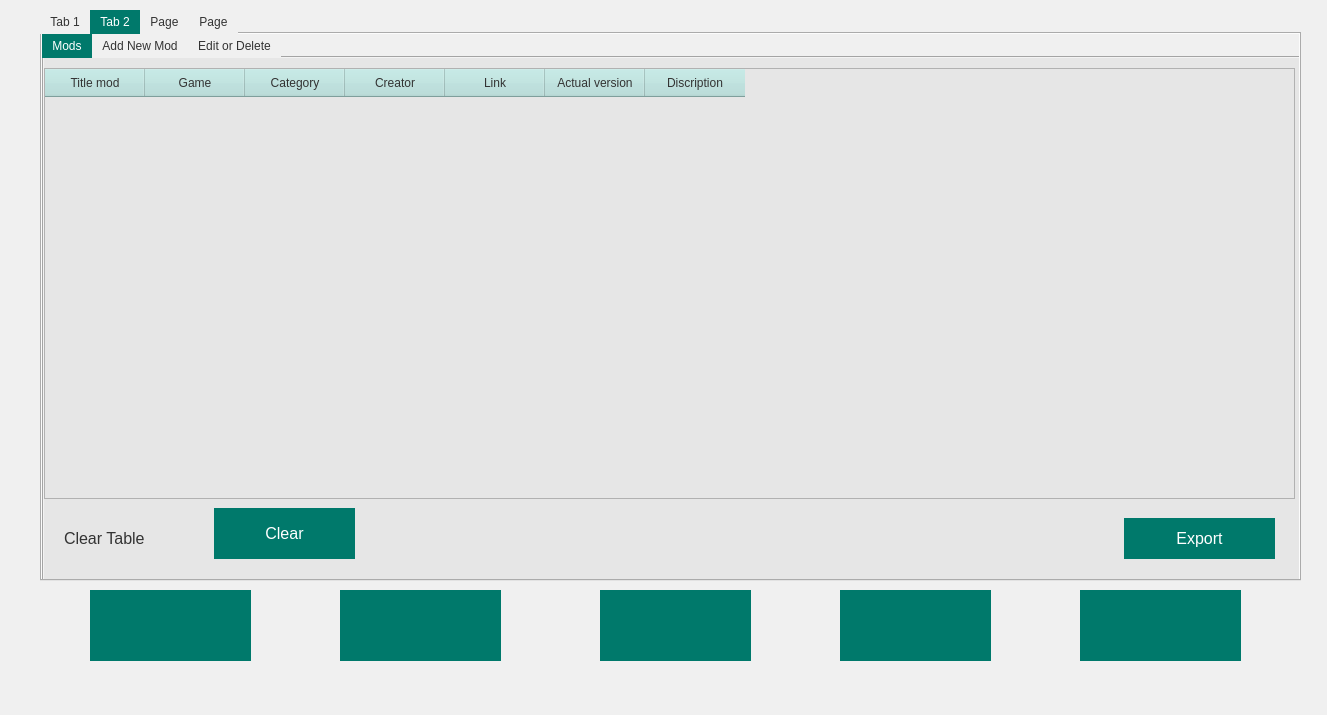
Above: ModPyQt5/untitled.ui from NikkoSal/ModsPyQT before the change. Below: the same form after it.
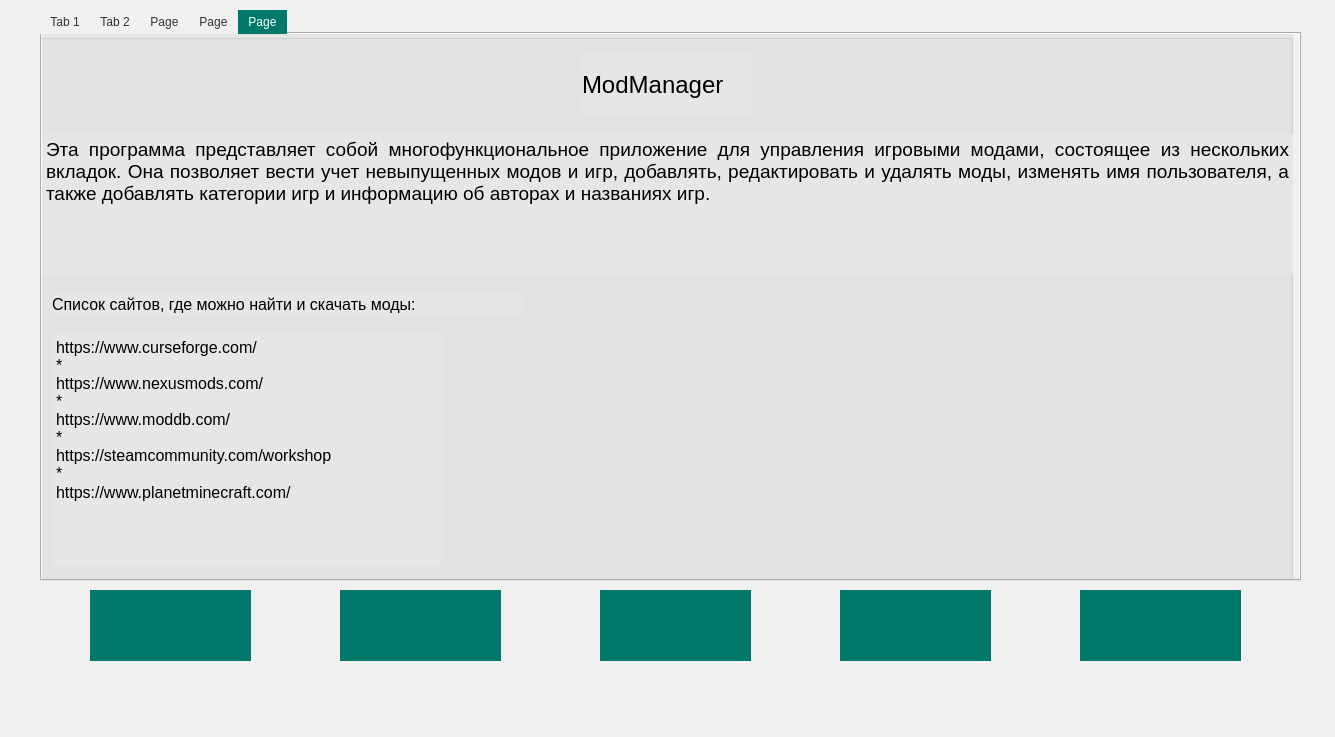
That is the form after the change. The open tabs and pages were chosen to show the change. Icons and pictures are not drawn.

Patch:
```diff
--- a/ModPyQt5/untitled.ui
+++ b/ModPyQt5/untitled.ui
@@ -6,8 +6,8 @@
    <rect>
     <x>0</x>
     <y>0</y>
-    <width>1327</width>
-    <height>715</height>
+    <width>1335</width>
+    <height>737</height>
    </rect>
   </property>
   <property name="windowTitle">
@@ -189,7 +189,7 @@
 }</string>
     </property>
     <property name="currentIndex">
-     <number>1</number>
+     <number>4</number>
     </property>
     <widget class="QWidget" name="tab">
      <attribute name="title">
@@ -600,7 +600,7 @@
         <x>0</x>
         <y>0</y>
         <width>1261</width>
-        <height>551</height>
+        <height>581</height>
        </rect>
       </property>
       <property name="styleSheet">
@@ -667,7 +667,7 @@
        <widget class="QPushButton" name="pushButton_21">
         <property name="geometry">
          <rect>
-          <x>1080</x>
+          <x>1040</x>
           <y>460</y>
           <width>151</width>
           <height>41</height>
@@ -2417,6 +2417,111 @@
       </widget>
      </widget>
     </widget>
+    <widget class="QWidget" name="tab_11">
+     <attribute name="title">
+      <string>Page</string>
+     </attribute>
+     <widget class="QGroupBox" name="groupBox">
+      <property name="geometry">
+       <rect>
+        <x>-10</x>
+        <y>0</y>
+        <width>1261</width>
+        <height>561</height>
+       </rect>
+      </property>
+      <property name="styleSheet">
+       <string notr="true">background-color: rgb(230, 230, 230);</string>
+      </property>
+      <property name="title">
+       <string/>
+      </property>
+      <widget class="QLabel" name="label_32">
+       <property name="geometry">
+        <rect>
+         <x>550</x>
+         <y>20</y>
+         <width>171</width>
+         <height>61</height>
+        </rect>
+       </property>
+       <property name="font">
+        <font>
+         <pointsize>18</pointsize>
+        </font>
+       </property>
+       <property name="text">
+        <string>ModManager</string>
+       </property>
+      </widget>
+      <widget class="QTextEdit" name="textEdit">
+       <property name="geometry">
+        <rect>
+         <x>10</x>
+         <y>100</y>
+         <width>1251</width>
+         <height>141</height>
+        </rect>
+       </property>
+       <property name="styleSheet">
+        <string notr="true">QTextEdit {
+    border: none;
+}</string>
+       </property>
+       <property name="html">
+        <string>&lt;!DOCTYPE HTML PUBLIC &quot;-//W3C//DTD HTML 4.0//EN&quot; &quot;http://www.w3.org/TR/REC-html40/strict.dtd&quot;&gt;
+&lt;html&gt;&lt;head&gt;&lt;meta name=&quot;qrichtext&quot; content=&quot;1&quot; /&gt;&lt;style type=&quot;text/css&quot;&gt;
+p, li { white-space: pre-wrap; }
+&lt;/style&gt;&lt;/head&gt;&lt;body style=&quot; font-family:'MS Shell Dlg 2'; font-size:7.8pt; font-weight:400; font-style:normal;&quot;&gt;
+&lt;p align=&quot;justify&quot; style=&quot; margin-top:0px; margin-bottom:0px; margin-left:0px; margin-right:0px; -qt-block-indent:0; text-indent:0px;&quot;&gt;&lt;span style=&quot; font-size:14pt;&quot;&gt;Эта программа представляет собой многофункциональное приложение для управления игровыми модами, состоящее из нескольких вкладок. Она позволяет вести учет невыпущенных модов и игр, добавлять, редактировать и удалять моды, изменять имя пользователя, а также добавлять категории игр и информацию об авторах и названиях игр.&lt;/span&gt;&lt;/p&gt;&lt;/body&gt;&lt;/html&gt;</string>
+       </property>
+      </widget>
+      <widget class="QLabel" name="label_33">
+       <property name="geometry">
+        <rect>
+         <x>20</x>
+         <y>260</y>
+         <width>471</width>
+         <height>21</height>
+        </rect>
+       </property>
+       <property name="font">
+        <font>
+         <pointsize>12</pointsize>
+        </font>
+       </property>
+       <property name="styleSheet">
+        <string notr="true"/>
+       </property>
+       <property name="text">
+        <string>Список сайтов, где можно найти и скачать моды:</string>
+       </property>
+      </widget>
+      <widget class="QTextEdit" name="textEdit_2">
+       <property name="geometry">
+        <rect>
+         <x>20</x>
+         <y>300</y>
+         <width>391</width>
+         <height>231</height>
+        </rect>
+       </property>
+       <property name="styleSheet">
+        <string notr="true">QTextEdit {
+    border: none;
+}</string>
+       </property>
+       <property name="html">
+        <string>&lt;!DOCTYPE HTML PUBLIC &quot;-//W3C//DTD HTML 4.0//EN&quot; &quot;http://www.w3.org/TR/REC-html40/strict.dtd&quot;&gt;
+&lt;html&gt;&lt;head&gt;&lt;meta name=&quot;qrichtext&quot; content=&quot;1&quot; /&gt;&lt;style type=&quot;text/css&quot;&gt;
+p, li { white-space: pre-wrap; }
+&lt;/style&gt;&lt;/head&gt;&lt;body style=&quot; font-family:'MS Shell Dlg 2'; font-size:7.8pt; font-weight:400; font-style:normal;&quot;&gt;
+&lt;p style=&quot; margin-top:0px; margin-bottom:0px; margin-left:0px; margin-right:0px; -qt-block-indent:0; text-indent:0px;&quot;&gt;&lt;span style=&quot; font-size:12pt;&quot;&gt;https://www.curseforge.com/&lt;br /&gt;*&lt;br /&gt;https://www.nexusmods.com/&lt;br /&gt;*&lt;br /&gt;https://www.moddb.com/&lt;br /&gt;*&lt;br /&gt;https://steamcommunity.com/workshop&lt;br /&gt;*&lt;/span&gt;&lt;/p&gt;
+&lt;p style=&quot; margin-top:0px; margin-bottom:0px; margin-left:0px; margin-right:0px; -qt-block-indent:0; text-indent:0px;&quot;&gt;&lt;span style=&quot; font-size:12pt;&quot;&gt;https://www.planetminecraft.com/&lt;/span&gt;&lt;/p&gt;&lt;/body&gt;&lt;/html&gt;</string>
+       </property>
+      </widget>
+     </widget>
+    </widget>
    </widget>
    <widget class="QPushButton" name="pushButton_5">
     <property name="geometry">
```
Left out of the diff: 10 changed lines with no effect on the pictures.
